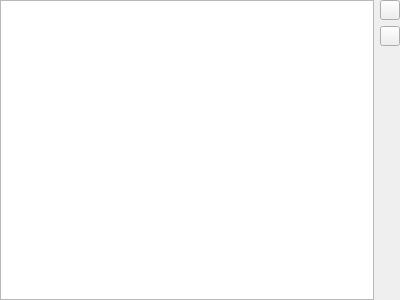
Old version of the form copasi/UI/CQExpressionMmlStackedWidget.ui in the repository copasi/COPASI.
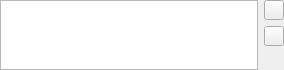
New version of the form. Custom widgets are drawn as their Qt base class.

Commit message: Adjusted relative expression field sizes and/with layouts. This also deals with . . . TeamMeeting2011 Events: "Trigger Expression" Box and "expression" Box are too large align the delay checkbox with the "expression" box

What changed in the file:
```diff
--- a/copasi/UI/CQExpressionMmlStackedWidget.ui
+++ b/copasi/UI/CQExpressionMmlStackedWidget.ui
@@ -20,8 +20,8 @@
    <rect>
     <x>0</x>
     <y>0</y>
-    <width>400</width>
-    <height>300</height>
+    <width>284</width>
+    <height>65</height>
    </rect>
   </property>
   <property name="windowTitle">
@@ -36,12 +36,25 @@
      <number>0</number>
     </property>
     <item>
-     <widget class="CQExpressionWidget" name="mpExpressionWidget"/>
+     <widget class="CQExpressionWidget" name="mpExpressionWidget">
+      <property name="sizePolicy">
+       <sizepolicy hsizetype="MinimumExpanding" vsizetype="Preferred">
+        <horstretch>0</horstretch>
+        <verstretch>0</verstretch>
+       </sizepolicy>
+      </property>
+     </widget>
     </item>
     <item>
      <layout class="QVBoxLayout" name="verticalLayout_ExpPage">
       <item>
        <widget class="QToolButton" name="mpBtnExpressionObject">
+        <property name="minimumSize">
+         <size>
+          <width>20</width>
+          <height>20</height>
+         </size>
+        </property>
         <property name="maximumSize">
          <size>
           <width>20</width>
@@ -55,6 +68,12 @@
       </item>
       <item>
        <widget class="QToolButton" name="mpBtnViewExpression">
+        <property name="minimumSize">
+         <size>
+          <width>20</width>
+          <height>20</height>
+         </size>
+        </property>
         <property name="maximumSize">
          <size>
           <width>20</width>
```
Left out of the diff: 31 changed lines with no effect on the pictures. The commit also changes 2 other files.
